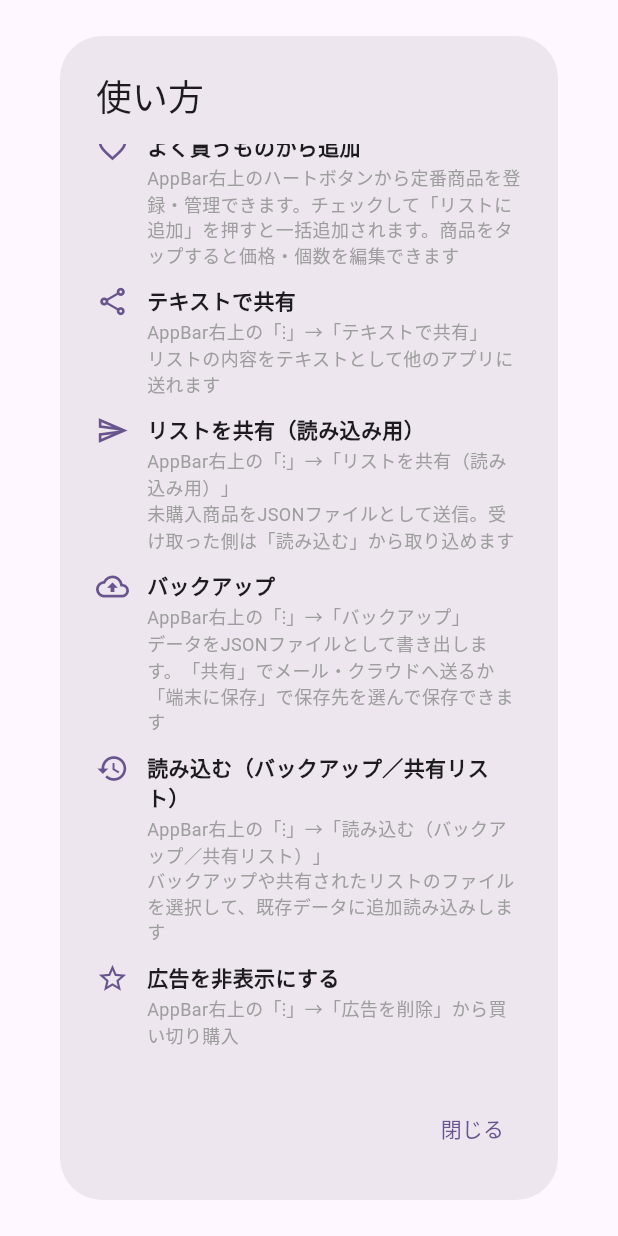
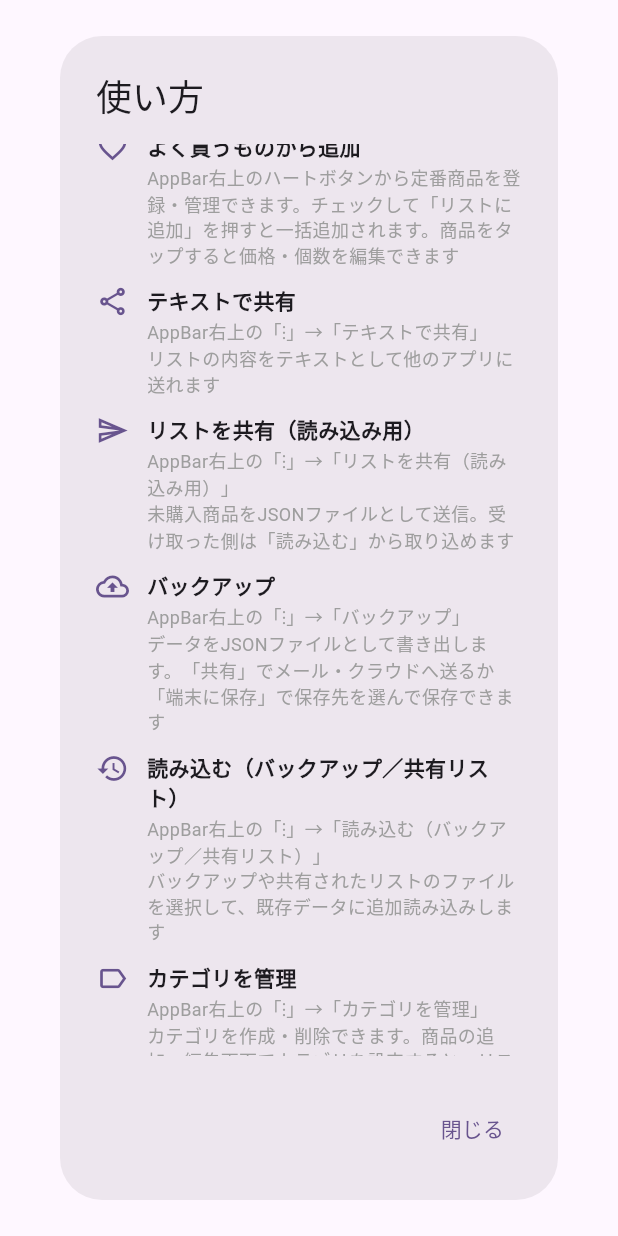
Before and after one commit to hakoniwalabo/HKL-001_shopping_list_app, a Flutter app: the HelpDialog widget shown alone on an empty page, opened directly, scrolled down 802 dp, on a phone screen of 412 x 824 dp. Run offline on Flutter 3.47's test engine with Material 3 defaults, Android fonts, the phone set to English and light mode, and no system bars; our stand-ins replace file_picker, flutter_riverpod, google_mobile_ads, in_app_purchase, share_plus, shared_preferences and 1 more; accounts and stored records are empty; network calls fail.

Commit message:
feat: ヘルプにカテゴリを管理の説明を追加

```diff
--- a/lib/widgets/help_dialog.dart
+++ b/lib/widgets/help_dialog.dart
@@ -98,6 +98,12 @@ class HelpDialog extends StatelessWidget {
               description: 'AppBar右上の「⋮」→「読み込む（バックアップ／共有リスト）」\nバックアップや共有されたリストのファイルを選択して、既存データに追加読み込みします',
             ),
             _HelpItem(
+              icon: Icons.label_outline,
+              label: 'カテゴリを管理',
+              description: 'AppBar右上の「⋮」→「カテゴリを管理」\n'
+                  'カテゴリを作成・削除できます。商品の追加・編集画面でカテゴリを設定すると、リストがカテゴリ別に整理されます',
+            ),
+            _HelpItem(
               icon: Icons.star_outline,
               label: '広告を非表示にする',
               description: 'AppBar右上の「⋮」→「広告を削除」から買い切り購入',
```
